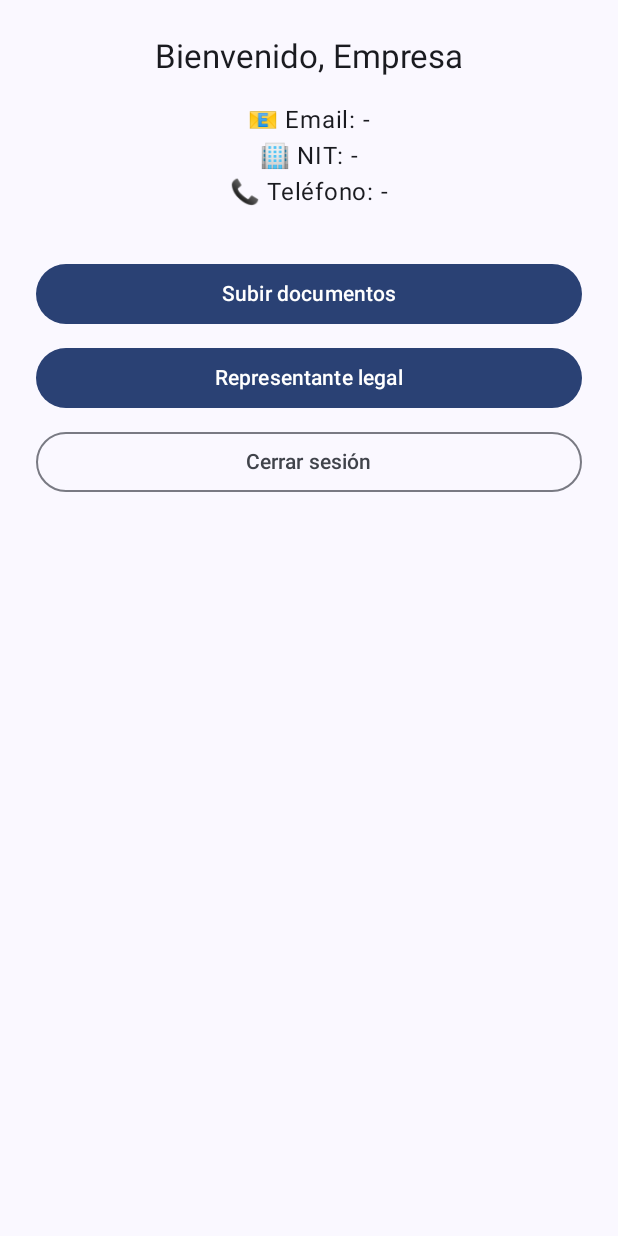
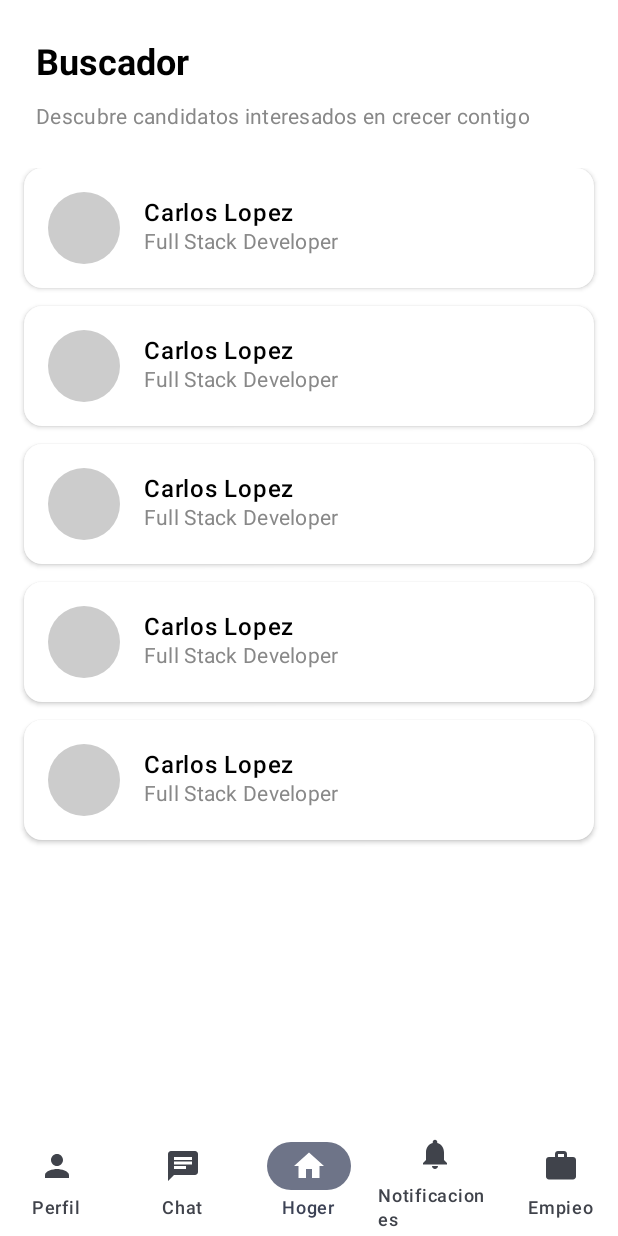
Before and after one commit to T-CristianG/UTrabajo-Modulo-3, an Android app built with Jetpack Compose: the CompanyHomeScreen screen opened through its navigation route, on a phone screen of 412 x 824 dp. Run offline under Robolectric (Android 15) with nearby library versions, the phone set to English and light mode, and no system bars; our stand-ins replace Firebase (no records; nobody signed in at launch, a user with empty details on screens opened directly).

Commit message:
Home-De-La compañia

```diff
--- a/app/src/main/java/com/tab/utrabajo/presentation/screens/CompanyHomeScreen.kt
+++ b/app/src/main/java/com/tab/utrabajo/presentation/screens/CompanyHomeScreen.kt
@@ -1,93 +1,225 @@
 package com.tab.utrabajo.ui.company
 
+import androidx.compose.foundation.background
 import androidx.compose.foundation.layout.*
+import androidx.compose.foundation.lazy.LazyColumn
+import androidx.compose.foundation.lazy.items
+import androidx.compose.material.icons.Icons
+import androidx.compose.material.icons.filled.*
 import androidx.compose.material3.*
 import androidx.compose.runtime.*
 import androidx.compose.ui.Alignment
 import androidx.compose.ui.Modifier
+import androidx.compose.ui.graphics.Color
+import androidx.compose.ui.text.font.FontWeight
 import androidx.compose.ui.unit.dp
+import androidx.compose.ui.unit.sp
 import androidx.navigation.NavHostController
-import com.tab.utrabajo.FirebaseRepository
-import com.tab.utrabajo.presentation.navigation.Screen
 
 @Composable
-fun CompanyHomeScreen(
-    navController: NavHostController // 🔹 CAMBIO: Agregar este parámetro
-) {
-    val repo = FirebaseRepository.getInstance()
-    val user = repo.getCurrentUser()
-    val uid = user?.uid
-    var companyData by remember { mutableStateOf<Map<String, Any?>>(emptyMap()) }
-    var loading by remember { mutableStateOf(true) }
-
-    LaunchedEffect(uid) {
-        if (uid != null) {
-            val db = FirebaseRepository.getInstance()
-            db.getUserProfile(uid, onSuccess = {
-                companyData = it
-                loading = false
-            }, onError = {
-                loading = false
-            })
-        }
+fun CompanyHomeScreen(navController: NavHostController) {
+    // Datos de ejemplo para candidatos (iguales a la imagen)
+    val candidates = List(5) {
+        Candidate("Carlos Lopez", "Full Stack Developer")
     }
 
-    if (loading) {
-        Box(Modifier.fillMaxSize(), contentAlignment = Alignment.Center) {
-            CircularProgressIndicator()
+    Scaffold(
+        bottomBar = {
+            NavigationBar(
+                containerColor = Color.White,
+                modifier = Modifier.height(70.dp)
+            ) {
+                // Perfil
+                NavigationBarItem(
+                    icon = {
+                        Icon(
+                            Icons.Default.Person,
+                            contentDescription = "Perfil",
+                            modifier = Modifier.size(24.dp)
+                        )
+                    },
+                    label = {
+                        Text(
+                            "Perfil",
+                            fontSize = 12.sp
+                        )
+                    },
+                    selected = false,
+                    onClick = { navController.navigate("profile") }
+                )
+
+                // Chat
+                NavigationBarItem(
+                    icon = {
+                        Icon(
+                            Icons.Default.Chat,
+                            contentDescription = "Chat",
+                            modifier = Modifier.size(24.dp)
+                        )
+                    },
+                    label = {
+                        Text(
+                            "Chat",
+                            fontSize = 12.sp
+                        )
+                    },
+                    selected = false,
+                    onClick = { /* TODO: Navegar a Chat */ }
+                )
+
+                // Hoger (Home)
+                NavigationBarItem(
+                    icon = {
+                        Icon(
+                            Icons.Default.Home,
+                            contentDescription = "Hoger",
+                            modifier = Modifier.size(24.dp)
+                        )
+                    },
+                    label = {
+                        Text(
+                            "Hoger",
+                            fontSize = 12.sp
+                        )
+                    },
+                    selected = true,
+                    onClick = { }
+                )
+
+                // Notificaciones
+                NavigationBarItem(
+                    icon = {
+                        Icon(
+                            Icons.Default.Notifications,
+                            contentDescription = "Notificaciones",
+                            modifier = Modifier.size(24.dp)
+                        )
+                    },
+                    label = {
+                        Text(
+                            "Notificaciones",
+                            fontSize = 12.sp
+                        )
+                    },
+                    selected = false,
+                    onClick = { /* TODO: Navegar a Notificaciones */ }
+                )
+
+                // Empieo (Empleo)
+                NavigationBarItem(
+                    icon = {
+                        Icon(
+                            Icons.Default.Work,
+                            contentDescription = "Empieo",
+                            modifier = Modifier.size(24.dp)
+                        )
+                    },
+                    label = {
+                        Text(
+                            "Empieo",
+                            fontSize = 12.sp
+                        )
+                    },
+                    selected = false,
+                    onClick = { /* TODO: Navegar a Empleo */ }
+                )
+            }
         }
-    } else {
+    ) { innerPadding ->
         Column(
-            Modifier
+            modifier = Modifier
                 .fillMaxSize()
-                .padding(24.dp),
-            horizontalAlignment = Alignment.CenterHorizontally
+                .padding(innerPadding)
+                .background(Color.White)
         ) {
-            Text(
-                text = "Bienvenido, ${companyData["nombre"] ?: "Empresa"}",
-                style = MaterialTheme.typography.titleLarge
-            )
-            Spacer(Modifier.height(16.dp))
+            // Header
+            Column(
+                modifier = Modifier
+                    .fillMaxWidth()
+                    .padding(24.dp)
+            ) {
+                Text(
+                    text = "Buscador",
+                    style = MaterialTheme.typography.headlineMedium,
+                    fontWeight = FontWeight.Bold,
+                    fontSize = 24.sp,
+                    color = Color.Black
+                )
 
-            Text("📧 Email: ${companyData["email"] ?: "-"}")
-            Text("🏢 NIT: ${companyData["nit"] ?: "-"}")
-            Text("📞 Teléfono: ${companyData["telefono"] ?: "-"}")
+                Spacer(modifier = Modifier.height(8.dp))
 
-            Spacer(Modifier.height(32.dp))
-
-            Button(
-                onClick = {
-                    navController.navigate(Screen.CompanyDocsUpload.route)
-                },
-                modifier = Modifier.fillMaxWidth()
-            ) {
-                Text("Subir documentos")
+                Text(
+                    text = "Descubre candidatos interesados en crecer contigo",
+                    style = MaterialTheme.typography.bodyMedium,
+                    fontSize = 14.sp,
+                    color = Color.Gray
+                )
             }
 
-            Spacer(Modifier.height(8.dp))
-
-            Button(
-                onClick = {
-                    navController.navigate(Screen.CompanyRepInfo.route)
-                },
-                modifier = Modifier.fillMaxWidth()
+            // Lista de candidatos
+            LazyColumn(
+                modifier = Modifier
+                    .fillMaxSize()
+                    .padding(horizontal = 16.dp)
             ) {
-                Text("Representante legal")
-            }
-
-            Spacer(Modifier.height(8.dp))
-
-            OutlinedButton(
-                onClick = {
-                    repo.logout()
-                    navController.navigate(Screen.Login.route) {
-                        popUpTo(0)
-                    }
-                },
-                modifier = Modifier.fillMaxWidth()
-            ) {
-                Text("Cerrar sesión")
+                items(candidates) { candidate ->
+                    CandidateListItem(candidate = candidate)
+                    Spacer(modifier = Modifier.height(12.dp))
+                }
             }
         }
     }
 }
+
+@Composable
+fun CandidateListItem(candidate: Candidate) {
+    Card(
+        modifier = Modifier
+            .fillMaxWidth()
+            .height(80.dp),
+        colors = CardDefaults.cardColors(
+            containerColor = Color.White
+        ),
+        elevation = CardDefaults.cardElevation(
+            defaultElevation = 2.dp
+        )
+    ) {
+        Row(
+            modifier = Modifier
+                .fillMaxSize()
+                .padding(16.dp),
+            verticalAlignment = Alignment.CenterVertically
+        ) {
+            // Avatar o icono (puedes reemplazar con imagen real)
+            Box(
+                modifier = Modifier
+                    .size(48.dp)
+                    .background(Color.LightGray, shape = androidx.compose.foundation.shape.CircleShape)
+            )
+
+            Spacer(modifier = Modifier.width(16.dp))
+
+            // Información del candidato
+            Column {
+                Text(
+                    text = candidate.name,
+                    style = MaterialTheme.typography.bodyLarge,
+                    fontWeight = FontWeight.Medium,
+                    fontSize = 16.sp,
+                    color = Color.Black
+                )
+                Text(
+                    text = candidate.position,
+                    style = MaterialTheme.typography.bodyMedium,
+                    fontSize = 14.sp,
+                    color = Color.Gray
+                )
+            }
+        }
+    }
+}
+
+data class Candidate(
+    val name: String,
+    val position: String
+)
```
